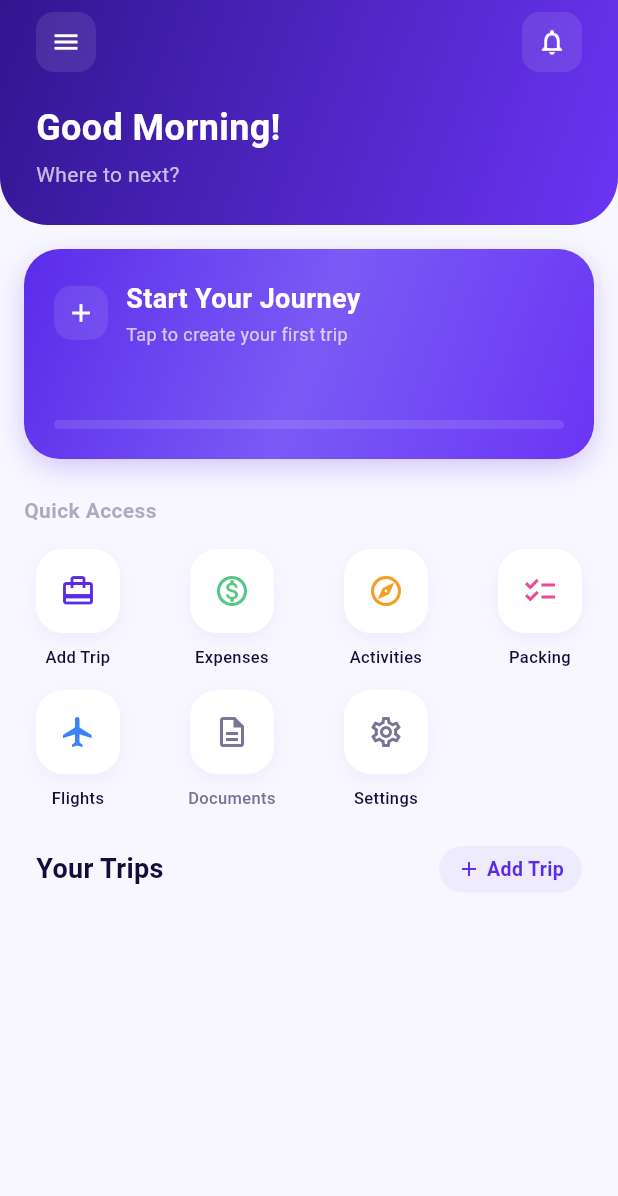
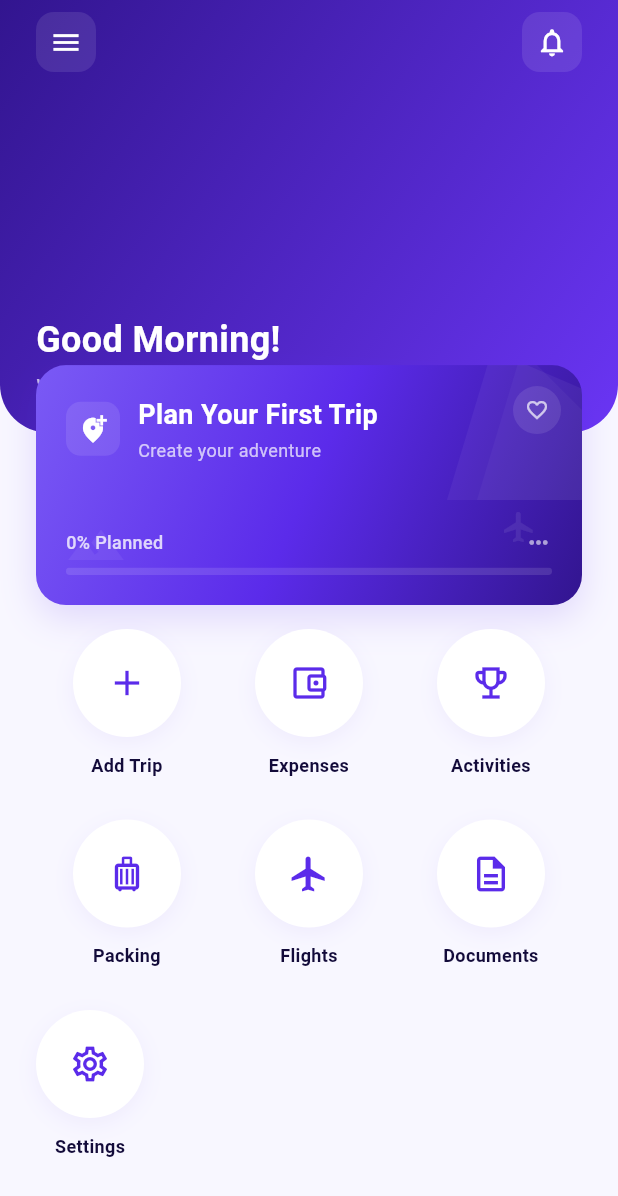
Before and after one commit to IrfanNG/Alan-journeyjoy-travel-app, a Flutter app: the HomeScreen screen opened by its route, on a phone screen of 412 x 824 dp. Shown: the top 1196 px of the screen. Run offline on Flutter 3.47's test engine with Material 3 defaults, Android fonts, the phone set to English and light mode, and no system bars; our stand-ins replace hive_flutter; accounts and stored records are empty.

Commit message:
UI(mobile): redesign home screen to match mockup
- Add purple gradient header (35% screen height) with rounded bottom
- Add menu and notification icons in top bar
- Add featured trip card overlapping header with gradient, progress bar, icons
- Replace squared module buttons with 3-column circular icon grid
- Remove Your Trips list, Quick Access heading, and FAB
- Update widget test to use pump past splash timer
- Remove unused imports from home_screen.dart

```diff
--- a/lib/screens/home/home_screen.dart
+++ b/lib/screens/home/home_screen.dart
@@ -2,13 +2,6 @@ import 'package:flutter/material.dart';
 import 'package:intl/intl.dart';
 import 'package:provider/provider.dart';
 
-import '../../app/theme.dart';
-import '../../core/widgets/jj_trip_card.dart';
-import '../../providers/activity_provider.dart';
-import '../../providers/expense_provider.dart';
-import '../../providers/flight_provider.dart';
-import '../../providers/packing_provider.dart';
-import '../../providers/settings_provider.dart';
 import '../../providers/trip_provider.dart';
 
 class HomeScreen extends StatelessWidget {
@@ -24,104 +17,39 @@ class HomeScreen extends StatelessWidget {
   @override
   Widget build(BuildContext context) {
     return Scaffold(
+      backgroundColor: const Color(0xFFF8F7FF),
       body: SafeArea(
+        child: Consumer<TripProvider>(
+          builder: (context, tripProvider, _) {
+            final trips = tripProvider.trips;
+            final featured = trips.isNotEmpty ? trips.first : null;
+            return SingleChildScrollView(
               child: Column(
-          crossAxisAlignment: CrossAxisAlignment.start,
                 children: [
                   _buildHeader(context),
-            Expanded(
-              child: Consumer<TripProvider>(
-                builder: (context, tripProvider, child) {
-                  final trips = tripProvider.trips;
-                  return SingleChildScrollView(
-                    child: Column(
-                      crossAxisAlignment: CrossAxisAlignment.start,
-                      children: [
-                        if (trips.isNotEmpty)
-                          _buildFeaturedTrip(context, trips.first)
-                        else
-                          _buildMockFeaturedTrip(context),
-                        _buildCircularModules(context),
-                        const SizedBox(height: 8),
-                        Padding(
-                          padding: const EdgeInsets.symmetric(horizontal: 24),
-                          child: Row(
-                            mainAxisAlignment: MainAxisAlignment.spaceBetween,
-                            children: [
-                              const Text(
-                                'Your Trips',
-                                style: TextStyle(
-                                  fontSize: 18,
-                                  fontWeight: FontWeight.bold,
-                                  color: JJColors.textDark,
-                                ),
-                              ),
-                              GestureDetector(
-                                onTap: () =>
-                                    Navigator.pushNamed(context, '/add-trip'),
-                                child: Container(
-                                  padding: const EdgeInsets.symmetric(
-                                      horizontal: 12, vertical: 6),
-                                  decoration: BoxDecoration(
-                                    color: JJColors.primaryPurple.withAlpha(15),
-                                    borderRadius: BorderRadius.circular(20),
-                                  ),
-                                  child: const Row(
-                                    mainAxisSize: MainAxisSize.min,
-                                    children: [
-                                      Icon(Icons.add,
-                                          size: 16,
-                                          color: JJColors.primaryPurple),
-                                      SizedBox(width: 4),
-                                      Text(
-                                        'Add Trip',
-                                        style: TextStyle(
-                                          fontSize: 13,
-                                          fontWeight: FontWeight.w600,
-                                          color: JJColors.primaryPurple,
-                                        ),
-                                      ),
-                                    ],
-                                  ),
-                                ),
-                              ),
-                            ],
-                          ),
-                        ),
-                        const SizedBox(height: 8),
-                        if (trips.isEmpty)
-                          const SizedBox.shrink()
-                        else
-                          ...trips.map((trip) => JJTripCard(
-                                trip: trip,
-                                onTap: () => Navigator.pushNamed(
-                                    context, '/trip-detail',
-                                    arguments: trip.id),
-                                onDelete: () =>
-                                    _confirmDelete(context, trip.id, trip.name),
-                              )),
-                        const SizedBox(height: 100),
+                  _buildFeaturedCard(context, featured, trips.isNotEmpty),
+                  _buildModuleGrid(context, trips.isNotEmpty),
+                  const SizedBox(height: 32),
                 ],
               ),
             );
           },
         ),
       ),
-          ],
-        ),
-      ),
     );
   }
 
   Widget _buildHeader(BuildContext context) {
-    final username = context.watch<SettingsProvider>().settings.username;
+    final screenHeight = MediaQuery.of(context).size.height;
+    final headerHeight = screenHeight * 0.35;
     return Container(
       width: double.infinity,
+      height: headerHeight,
       decoration: const BoxDecoration(
         gradient: LinearGradient(
           begin: Alignment.topLeft,
           end: Alignment.bottomRight,
-          colors: JJColors.gradientPurple,
+          colors: [Color(0xFF32158F), Color(0xFF6A35F4)],
         ),
         borderRadius: BorderRadius.only(
           bottomLeft: Radius.circular(32),
@@ -129,7 +57,7 @@ class HomeScreen extends StatelessWidget {
         ),
       ),
       child: Padding(
-        padding: const EdgeInsets.fromLTRB(24, 8, 24, 24),
+        padding: const EdgeInsets.fromLTRB(24, 8, 24, 0),
         child: Column(
           crossAxisAlignment: CrossAxisAlignment.start,
           children: [
@@ -143,7 +71,7 @@ class HomeScreen extends StatelessWidget {
                     color: Colors.white.withAlpha(25),
                     borderRadius: BorderRadius.circular(12),
                   ),
-                  child: const Icon(Icons.menu, color: Colors.white, size: 20),
+                  child: const Icon(Icons.menu, color: Colors.white, size: 22),
                 ),
                 Container(
                   width: 40,
@@ -153,11 +81,11 @@ class HomeScreen extends StatelessWidget {
                     borderRadius: BorderRadius.circular(12),
                   ),
                   child: const Icon(Icons.notifications_outlined,
-                      color: Colors.white, size: 20),
+                      color: Colors.white, size: 22),
                 ),
               ],
             ),
-            const SizedBox(height: 20),
+            const Spacer(),
             Text(
               _greeting(),
               style: const TextStyle(
@@ -168,46 +96,88 @@ class HomeScreen extends StatelessWidget {
             ),
             const SizedBox(height: 4),
             Text(
-              username != null ? 'Welcome, $username' : 'Where to next?',
+              'Where to next?',
               style: TextStyle(
-                fontSize: 14,
+                fontSize: 15,
                 color: Colors.white.withAlpha(180),
               ),
             ),
+            const SizedBox(height: 20),
           ],
         ),
       ),
     );
   }
 
-  Widget _buildFeaturedTrip(BuildContext context, trip) {
-    final colorHex = trip.colorHex.replaceFirst('#', '');
-    final color = Color(int.parse('FF$colorHex', radix: 16));
-    final packingProvider = context.read<PackingProvider>();
-    final progress = packingProvider.getProgress(trip.id);
+  Widget _buildFeaturedCard(
+      BuildContext context, dynamic trip, bool hasTrips) {
     return Container(
-      margin: const EdgeInsets.fromLTRB(16, 16, 16, 8),
-      height: 140,
+      margin: const EdgeInsets.fromLTRB(24, -45, 24, 16),
+      height: 160,
       decoration: BoxDecoration(
-        gradient: LinearGradient(
-          colors: [color, color.withAlpha(150), JJColors.primaryPurple],
-          begin: Alignment.topLeft,
-          end: Alignment.bottomRight,
-        ),
-        borderRadius: BorderRadius.circular(24),
+        borderRadius: BorderRadius.circular(20),
         boxShadow: [
           BoxShadow(
-            color: color.withAlpha(60),
-            blurRadius: 16,
-            offset: const Offset(0, 6),
+            color: const Color(0xFF5B2BEA).withAlpha(40),
+            blurRadius: 20,
+            offset: const Offset(0, 8),
           ),
         ],
       ),
-      child: Padding(
+      child: ClipRRect(
+        borderRadius: BorderRadius.circular(20),
+        child: Container(
+          decoration: const BoxDecoration(
+            gradient: LinearGradient(
+              begin: Alignment.topLeft,
+              end: Alignment.bottomRight,
+              colors: [
+                Color(0xFF7A5AF5),
+                Color(0xFF5B2BEA),
+                Color(0xFF32158F),
+              ],
+            ),
+          ),
+          child: Stack(
+            children: [
+              Positioned(
+                top: -10,
+                right: -10,
+                child: CustomPaint(
+                  size: const Size(100, 100),
+                  painter: _CardDecorPainter(),
+                ),
+              ),
+              Positioned(
+                bottom: 20,
+                left: 20,
+                child: Icon(Icons.terrain,
+                    size: 40, color: Colors.white.withAlpha(15)),
+              ),
+              Positioned(
+                bottom: 40,
+                right: 30,
+                child: Icon(Icons.flight,
+                    size: 24, color: Colors.white.withAlpha(20)),
+              ),
+              Positioned(
+                top: 14,
+                right: 14,
+                child: Container(
+                  width: 32,
+                  height: 32,
+                  decoration: BoxDecoration(
+                    color: Colors.white.withAlpha(25),
+                    shape: BoxShape.circle,
+                  ),
+                  child: Icon(Icons.favorite_border,
+                      color: Colors.white.withAlpha(180), size: 16),
+                ),
+              ),
+              Padding(
                 padding: const EdgeInsets.all(20),
                 child: Column(
                   crossAxisAlignment: CrossAxisAlignment.start,
-          mainAxisAlignment: MainAxisAlignment.end,
                   children: [
                     Row(
                       children: [
@@ -216,10 +186,15 @@ class HomeScreen extends StatelessWidget {
                           height: 36,
                           decoration: BoxDecoration(
                             color: Colors.white.withAlpha(25),
-                    borderRadius: BorderRadius.circular(12),
+                            borderRadius: BorderRadius.circular(10),
                           ),
-                  child: const Icon(Icons.flight_takeoff,
-                      color: Colors.white, size: 20),
+                          child: Icon(
+                            hasTrips
+                                ? Icons.flight_takeoff
+                                : Icons.add_location_alt,
+                            color: Colors.white,
+                            size: 20,
+                          ),
                         ),
                         const SizedBox(width: 12),
                         Expanded(
@@ -227,7 +202,7 @@ class HomeScreen extends StatelessWidget {
                             crossAxisAlignment: CrossAxisAlignment.start,
                             children: [
                               Text(
-                        trip.name,
+                                hasTrips ? trip.name : 'Plan Your First Trip',
                                 style: const TextStyle(
                                   color: Colors.white,
                                   fontSize: 18,
@@ -236,9 +211,13 @@ class HomeScreen extends StatelessWidget {
                               ),
                               const SizedBox(height: 2),
                               Text(
-                        DateFormat('MMM dd, yyyy').format(trip.createdAt),
+                                hasTrips
+                                    ? DateFormat('MMM dd, yyyy')
+                                        .format(trip.createdAt)
+                                    : 'Create your adventure',
                                 style: TextStyle(
-                            color: Colors.white.withAlpha(180), fontSize: 12),
+                                    color: Colors.white.withAlpha(180),
+                                    fontSize: 12),
                               ),
                             ],
                           ),
@@ -246,143 +225,119 @@ class HomeScreen extends StatelessWidget {
                       ],
                     ),
                     const Spacer(),
-            ClipRRect(
-              borderRadius: BorderRadius.circular(6),
-              child: LinearProgressIndicator(
-                value: progress,
-                backgroundColor: Colors.white.withAlpha(30),
-                valueColor:
-                    const AlwaysStoppedAnimation<Color>(JJColors.successGreen),
-                minHeight: 6,
+                    Row(
+                      mainAxisAlignment: MainAxisAlignment.spaceBetween,
+                      children: [
+                        Text(
+                          hasTrips ? '71% Planned' : '0% Planned',
+                          style: TextStyle(
+                            color: Colors.white.withAlpha(200),
+                            fontSize: 12,
+                            fontWeight: FontWeight.w500,
                           ),
                         ),
+                        Icon(Icons.more_horiz,
+                            color: Colors.white.withAlpha(150), size: 18),
                       ],
                     ),
+                    const SizedBox(height: 8),
+                    ClipRRect(
+                      borderRadius: BorderRadius.circular(4),
+                      child: LinearProgressIndicator(
+                        value: hasTrips ? 0.71 : 0,
+                        backgroundColor: Colors.white.withAlpha(30),
+                        valueColor: const AlwaysStoppedAnimation<Color>(
+                            Color(0xFF58C783)),
+                        minHeight: 5,
                       ),
-    );
-  }
-
-  Widget _buildMockFeaturedTrip(BuildContext context) {
-    return Container(
-      margin: const EdgeInsets.fromLTRB(16, 16, 16, 8),
-      height: 140,
-      decoration: BoxDecoration(
-        gradient: const LinearGradient(
-          colors: [
-            JJColors.primaryPurple,
-            Color(0xFF7A5AF5),
-            JJColors.brightPurple,
-          ],
-          begin: Alignment.topLeft,
-          end: Alignment.bottomRight,
-        ),
-        borderRadius: BorderRadius.circular(24),
-        boxShadow: [
-          BoxShadow(
-            color: JJColors.primaryPurple.withAlpha(60),
-            blurRadius: 16,
-            offset: const Offset(0, 6),
-          ),
-        ],
-      ),
-      child: Padding(
-        padding: const EdgeInsets.all(20),
-        child: Column(
-          crossAxisAlignment: CrossAxisAlignment.start,
-          mainAxisAlignment: MainAxisAlignment.end,
-          children: [
-            Row(
-              children: [
-                Container(
-                  width: 36,
-                  height: 36,
-                  decoration: BoxDecoration(
-                    color: Colors.white.withAlpha(25),
-                    borderRadius: BorderRadius.circular(12),
-                  ),
-                  child: const Icon(Icons.add,
-                      color: Colors.white, size: 20),
-                ),
-                const SizedBox(width: 12),
-                const Expanded(
-                  child: Column(
-                    crossAxisAlignment: CrossAxisAlignment.start,
-                    children: [
-                      Text(
-                        'Start Your Journey',
-                        style: TextStyle(
-                          color: Colors.white,
-                          fontSize: 18,
-                          fontWeight: FontWeight.bold,
-                        ),
-                      ),
-                      SizedBox(height: 2),
-                      Text(
-                        'Tap to create your first trip',
-                        style: TextStyle(
-                            color: Colors.white70, fontSize: 12),
                     ),
                   ],
                 ),
               ),
             ],
           ),
-            const Spacer(),
-            ClipRRect(
-              borderRadius: BorderRadius.circular(6),
-              child: LinearProgressIndicator(
-                value: 0,
-                backgroundColor: Colors.white.withAlpha(30),
-                valueColor:
-                    const AlwaysStoppedAnimation<Color>(Colors.white38),
-                minHeight: 6,
-              ),
-            ),
-          ],
         ),
       ),
     );
   }
 
-  Widget _buildCircularModules(BuildContext context) {
+  Widget _buildModuleGrid(BuildContext context, bool hasTrips) {
     return Padding(
-      padding: const EdgeInsets.symmetric(horizontal: 16, vertical: 16),
+      padding: const EdgeInsets.symmetric(horizontal: 24),
       child: Column(
-        crossAxisAlignment: CrossAxisAlignment.start,
         children: [
-          Text(
-            'Quick Access',
-            style: TextStyle(
-              fontSize: 14,
-              fontWeight: FontWeight.w600,
-              color: JJColors.textMuted.withAlpha(150),
+          Row(
+            children: [
+              Expanded(
+                child: _circleModule(
+                  context,
+                  Icons.add,
+                  'Add Trip',
+                  () => Navigator.pushNamed(context, '/add-trip'),
                 ),
               ),
-          const SizedBox(height: 16),
-          Row(
-            mainAxisAlignment: MainAxisAlignment.spaceBetween,
-            children: [
-              _circleModule(context, Icons.card_travel, 'Add Trip',
-                  () => Navigator.pushNamed(context, '/add-trip'), JJColors.primaryPurple),
-              _circleModule(context, Icons.monetization_on_outlined, 'Expenses',
-                  null, JJColors.successGreen),
-              _circleModule(context, Icons.explore_outlined, 'Activities',
-                  null, JJColors.warningOrange),
-              _circleModule(context, Icons.checklist_outlined, 'Packing',
-                  null, const Color(0xFFEC4899)),
+              Expanded(
+                child: _circleModule(
+                  context,
+                  Icons.account_balance_wallet_outlined,
+                  'Expenses',
+                  () => _navigateTripModule(context, hasTrips, 'expenses'),
+                ),
+              ),
+              Expanded(
+                child: _circleModule(
+                  context,
+                  Icons.emoji_events_outlined,
+                  'Activities',
+                  () => _navigateTripModule(context, hasTrips, 'activities'),
+                ),
+              ),
             ],
           ),
-          const SizedBox(height: 14),
+          const SizedBox(height: 28),
           Row(
-            mainAxisAlignment: MainAxisAlignment.spaceBetween,
             children: [
-              _circleModule(context, Icons.flight_outlined, 'Flights',
-                  null, const Color(0xFF3B82F6)),
-              _circleModule(context, Icons.description_outlined, 'Documents',
-                  null, JJColors.textMuted, enabled: false),
-              _circleModule(context, Icons.settings_outlined, 'Settings',
-                  () => Navigator.pushNamed(context, '/settings'), JJColors.textMuted),
-              const SizedBox(width: 72),
+              Expanded(
+                child: _circleModule(
+                  context,
+                  Icons.luggage_outlined,
+                  'Packing',
+                  () => _navigateTripModule(context, hasTrips, 'packing'),
+                ),
+              ),
+              Expanded(
+                child: _circleModule(
+                  context,
+                  Icons.flight_outlined,
+                  'Flights',
+                  () => _navigateTripModule(context, hasTrips, 'flights'),
+                ),
+              ),
+              Expanded(
+                child: _circleModule(
+                  context,
+                  Icons.description_outlined,
+                  'Documents',
+                  () {
+                    ScaffoldMessenger.of(context).showSnackBar(
+                      const SnackBar(
+                          content:
+                              Text('Document Hub coming later')),
+                    );
+                  },
+                ),
+              ),
+            ],
+          ),
+          const SizedBox(height: 28),
+          Row(
+            children: [
+              _circleModule(
+                context,
+                Icons.settings_outlined,
+                'Settings',
+                () => Navigator.pushNamed(context, '/settings'),
+              ),
             ],
           ),
         ],
@@ -390,75 +345,84 @@ class HomeScreen extends StatelessWidget {
     );
   }
 
-  Widget _circleModule(BuildContext context, IconData icon, String label,
-      VoidCallback? onTap, Color color,
-      {bool enabled = true}) {
+  Widget _circleModule(
+      BuildContext context, IconData icon, String label, VoidCallback? onTap) {
     return GestureDetector(
-      onTap: enabled ? onTap : null,
-      child: SizedBox(
-        width: 72,
+      onTap: onTap,
       child: Column(
+        mainAxisSize: MainAxisSize.min,
         children: [
           Container(
-              width: 56,
-              height: 56,
+            width: 72,
+            height: 72,
             decoration: BoxDecoration(
-                color: JJColors.cardBg,
-                borderRadius: BorderRadius.circular(18),
+              color: Colors.white,
+              shape: BoxShape.circle,
               boxShadow: [
                 BoxShadow(
-                    color: JJColors.primaryPurple.withAlpha(15),
-                    blurRadius: 10,
+                  color: const Color(0xFF5B2BEA).withAlpha(15),
+                  blurRadius: 12,
                   offset: const Offset(0, 4),
                 ),
               ],
             ),
-              child: Icon(icon,
-                  color: enabled ? color : JJColors.textMuted, size: 24),
+            child: Icon(icon, color: const Color(0xFF5B2BEA), size: 28),
           ),
-            const SizedBox(height: 8),
+          const SizedBox(height: 10),
           Text(
             label,
-              style: TextStyle(
-                fontSize: 11,
-                fontWeight: FontWeight.w500,
-                color: enabled ? JJColors.textDark : JJColors.textMuted,
+            style: const TextStyle(
+              fontSize: 12,
+              fontWeight: FontWeight.w600,
+              color: Color(0xFF130B3A),
             ),
             textAlign: TextAlign.center,
           ),
         ],
       ),
-      ),
     );
   }
 
-  void _confirmDelete(BuildContext context, String tripId, String name) {
-    showDialog(
-      context: context,
-      builder: (ctx) => AlertDialog(
-        shape: RoundedRectangleBorder(borderRadius: BorderRadius.circular(24)),
-        title: const Text('Delete Trip'),
-        content: Text(
-            'Are you sure you want to delete "$name"?\nAll related expenses, flights, activities, and packing items will also be removed.'),
-        actions: [
-          TextButton(
-            onPressed: () => Navigator.pop(ctx),
-            child: const Text('Cancel'),
-          ),
-          TextButton(
-            onPressed: () {
-              context.read<ExpenseProvider>().deleteByTripId(tripId);
-              context.read<FlightProvider>().deleteByTripId(tripId);
-              context.read<ActivityProvider>().deleteByTripId(tripId);
-              context.read<PackingProvider>().deleteByTripId(tripId);
-              context.read<TripProvider>().deleteTrip(tripId);
-              Navigator.pop(ctx);
-            },
-            child:
-                const Text('Delete', style: TextStyle(color: JJColors.errorRed)),
-          ),
-        ],
-      ),
+  void _navigateTripModule(
+      BuildContext context, bool hasTrips, String module) {
+    if (!hasTrips) {
+      ScaffoldMessenger.of(context).showSnackBar(
+        const SnackBar(content: Text('Create a trip first')),
       );
+      return;
+    }
+    final route = {
+      'expenses': '/expenses',
+      'activities': '/activities',
+      'packing': '/packing',
+      'flights': '/flights',
+    }[module]!;
+    Navigator.pushNamed(context, route);
   }
 }
+
+class _CardDecorPainter extends CustomPainter {
+  @override
+  void paint(Canvas canvas, Size size) {
+    final paint = Paint()..color = Colors.white.withAlpha(12);
+    final path = Path()
+      ..moveTo(size.width * 0.3, 0)
+      ..lineTo(size.width, size.height * 0.3)
+      ..lineTo(size.width, size.height)
+      ..lineTo(0, size.height)
+      ..close();
+    canvas.drawPath(path, paint);
+
+    final paint2 = Paint()..color = Colors.white.withAlpha(8);
+    final path2 = Path()
+      ..moveTo(size.width * 0.5, 0)
+      ..lineTo(size.width, size.height * 0.5)
+      ..lineTo(size.width, size.height)
+      ..lineTo(size.width * 0.2, size.height)
+      ..close();
+    canvas.drawPath(path2, paint2);
+  }
+
+  @override
+  bool shouldRepaint(covariant CustomPainter oldDelegate) => false;
+}
```
Also changed, not shown: 1 other file. Lines whose indentation alone changed are shown as unchanged.
